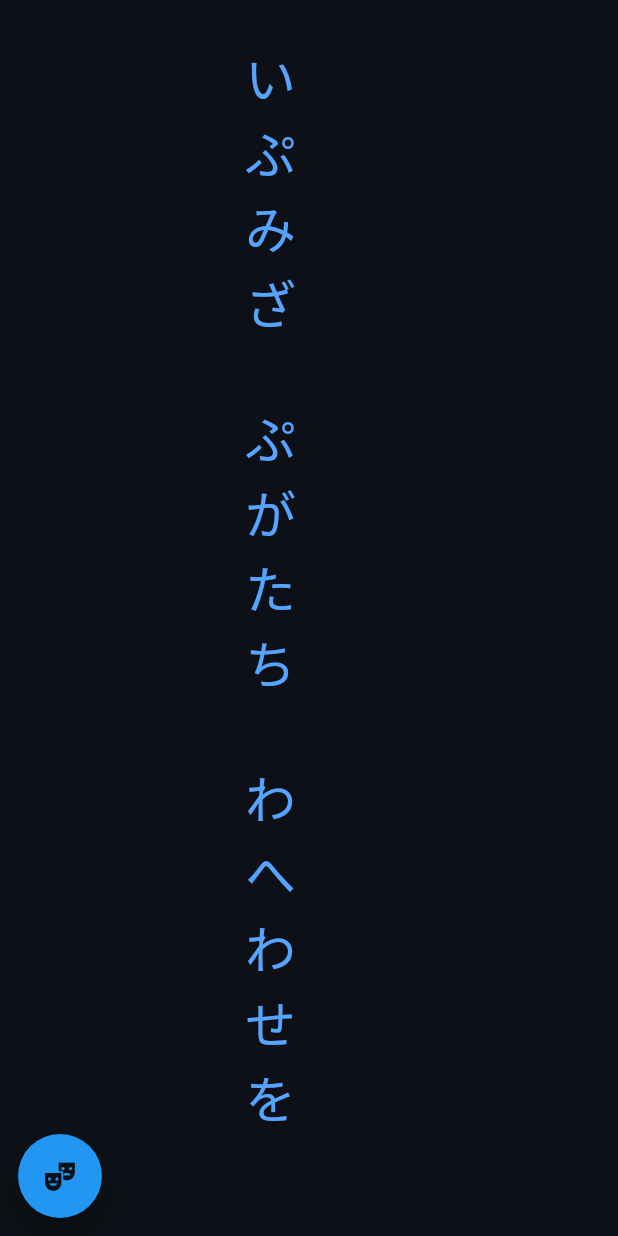
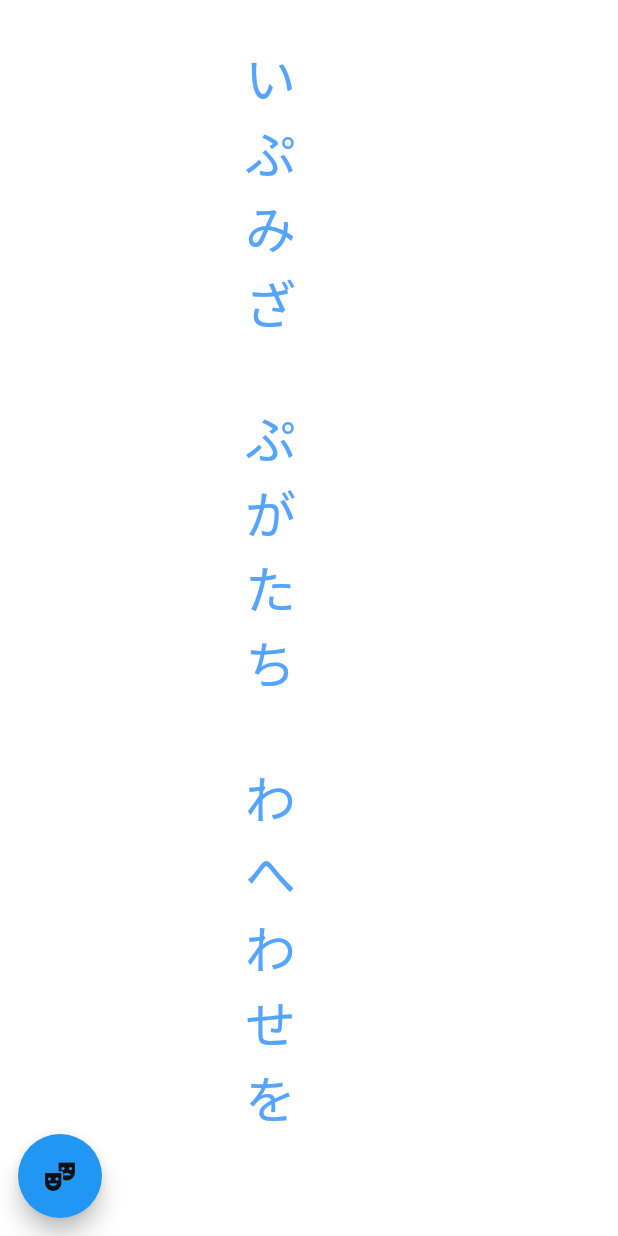
Before and after one commit to PepperoniOnzo/jap_reading, a Flutter app: the screen it shows after launch, after a tap on the "theater comedy" icon, on a phone screen of 412 x 824 dp. Run offline on Flutter 3.47's test engine with Material 2 defaults, Android fonts, the phone set to English and light mode, and no system bars.

```diff
--- a/lib/views/main_view.dart
+++ b/lib/views/main_view.dart
@@ -62,7 +62,10 @@ class MainView extends ChangeNotifier {
 
   void tap() => mode ? nextWord() : changeMode();
 
-  void setThemeMode() => themeMode == ThemeMode.dark
-      ? themeMode = ThemeMode.light
-      : themeMode = ThemeMode.dark;
+  void setThemeMode() {
+    themeMode == ThemeMode.dark
+        ? themeMode = ThemeMode.light
+        : themeMode = ThemeMode.dark;
+    notifyListeners();
+  }
 }
```
